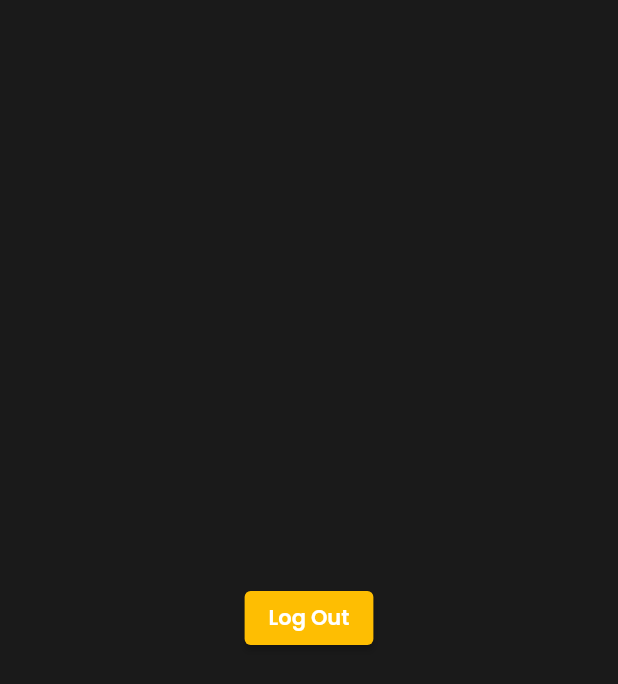
After one commit to mgirisundava/nonton_app_remake, a Flutter app: the LogOutPage screen opened by its route, on a phone screen of 412 x 824 dp. The commit adds this screen. Shown: the top 684 px of the screen. Run offline on Flutter 3.47's test engine with Material 2 defaults, Android fonts, the phone set to English and light mode, and no system bars; our stand-ins replace auto_size_text, cached_network_image, carousel_slider, google_fonts, readmore, shared_preferences and 1 more; accounts and stored records are empty.

Commit message:
menambahkan fitur logout

```diff
--- a/lib/main.dart
+++ b/lib/main.dart
@@ -1,4 +1,5 @@
 import 'package:flutter/material.dart';
+import 'package:nonton_app/pages/log_out_page.dart';
 import 'package:nonton_app/pages/login_page.dart';
 import 'package:nonton_app/pages/main_page.dart';
 import 'package:nonton_app/pages/movie_detail_page.dart';
@@ -57,7 +58,7 @@ class MyApp extends StatelessWidget {
       ],
       child: MaterialApp(
         debugShowCheckedModeBanner: false,
-        home: SplashPage(),
+        home: const SplashPage(),
         routes: {
           MainPage.routeName: (context) => const MainPage(),
           MovieDetailPage.routeName: (context) => const MovieDetailPage(),
@@ -68,6 +69,7 @@ class MyApp extends StatelessWidget {
           SeeAllSeasonsPage.routeName: (context) => const SeeAllSeasonsPage(),
           SeeAllTvPage.routeName: (context) => const SeeAllTvPage(),
           LoginPage.routeName: (context) => const LoginPage(),
+          LogOutPage.routeName: (context) => const LogOutPage(),
         },
       ),
     );
--- /dev/null
+++ b/lib/pages/log_out_page.dart
@@ -0,0 +1,44 @@
+import 'package:flutter/material.dart';
+import 'package:nonton_app/pages/login_page.dart';
+import 'package:nonton_app/providers/auth_provider.dart';
+import 'package:nonton_app/theme.dart';
+import 'package:provider/provider.dart';
+
+class LogOutPage extends StatefulWidget {
+  const LogOutPage({Key? key}) : super(key: key);
+
+  static const routeName = 'logout-page';
+
+  @override
+  State<LogOutPage> createState() => _LogOutPageState();
+}
+
+class _LogOutPageState extends State<LogOutPage> {
+  @override
+  Widget build(BuildContext context) {
+    return Scaffold(
+      backgroundColor: blackColor,
+      body: Center(
+        child: ElevatedButton(
+          style: ElevatedButton.styleFrom(
+            primary: orangeColor,
+          ),
+          onPressed: () {
+            Provider.of<AuthProvider>(context, listen: false).logout();
+            Navigator.pushNamedAndRemoveUntil(
+              context,
+              LoginPage.routeName,
+              (route) => false,
+            );
+          },
+          child: Text(
+            'Log Out',
+            style: whiteTextStyle.copyWith(
+              fontWeight: semiBold,
+            ),
+          ),
+        ),
+      ),
+    );
+  }
+}
--- a/lib/pages/main_page.dart
+++ b/lib/pages/main_page.dart
@@ -1,5 +1,6 @@
 import 'package:flutter/material.dart';
 import 'package:nonton_app/pages/home_page.dart';
+import 'package:nonton_app/pages/log_out_page.dart';
 import 'package:nonton_app/pages/search_page.dart';
 import 'package:nonton_app/providers/auth_provider.dart';
 import 'package:provider/provider.dart';
@@ -27,6 +28,7 @@ class _MainPageState extends State<MainPage> {
   final List<Widget> _widgetOptions = <Widget>[
     const HomePage(),
     const SearchPage(),
+    const LogOutPage(),
   ];
 
   late PageController _pageController;
@@ -75,6 +77,10 @@ class _MainPageState extends State<MainPage> {
               icon: const Icon(Icons.search),
               label: "Search",
               backgroundColor: lightBlackColor),
+          BottomNavigationBarItem(
+              icon: const Icon(Icons.logout),
+              label: "Log Out",
+              backgroundColor: lightBlackColor),
         ],
         currentIndex: _currentIndex,
         selectedItemColor: orangeColor,
--- a/lib/providers/movie_detail_provider.dart
+++ b/lib/providers/movie_detail_provider.dart
@@ -22,7 +22,8 @@ class MovieDetailProvider with ChangeNotifier {
   Future<void> getMovieDetail(int id) async {
     try {
       final res = await http.get(
-          Uri.parse('$Const.baseUrl/movie/$id?api_key=$apiKey&language=en-US'),
+          Uri.parse(
+              '${Const.baseUrl}/movie/$id?api_key=$apiKey&language=en-US'),
           headers: {});
       final resData = jsonDecode(res.body);
       _movieDetail = resData;
```
Also changed, not shown: lib/pages/splash_page.dart (+14 -3 lines), lib/providers/auth_provider.dart (+13 -2 lines).
